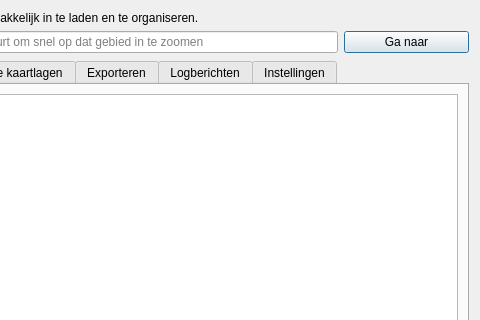
The window that gui/nad_maps_dialog_base.ui (NAD-Dataplatform/NADmaps) describes before a commit, drawn with Qt 5; both pictures show x 220 to 700 and y 0 to 320 of the 700 by 730 pixel window.
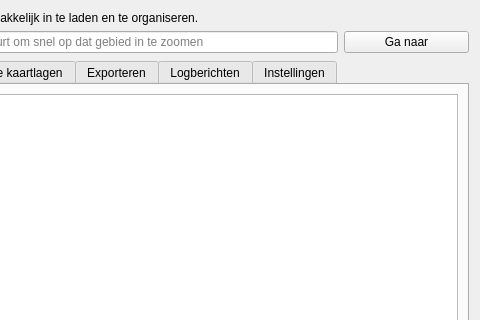
The same window after the commit.

Patch:
```diff
--- a/gui/nad_maps_dialog_base.ui
+++ b/gui/nad_maps_dialog_base.ui
@@ -1,7 +1,7 @@
 <?xml version="1.0" encoding="UTF-8"?>
 <ui version="4.0">
  <class>NADMapsDialogBase</class>
- <widget class="QDialog" name="NADMapsDialogBase">
+ <widget class="QWidget" name="NADMapsDialogBase">
   <property name="geometry">
    <rect>
     <x>0</x>
```
